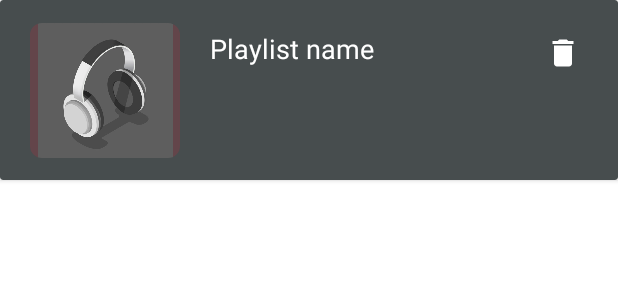
After one commit to afsalmuhammed97/MusicPlayer, an Android app: the layout play_list_1.xml on its own in the app's theme, with its tools: preview values and no code run, on a phone screen of 412 x 824 dp. The commit adds this screen. Shown: the top 300 px of the screen. Run offline under Robolectric (Android 15) with nearby library versions, the phone set to English and light mode, and no system bars.

Commit message:
ui updated

```diff
--- a/app/src/main/java/com/practies/musicapp/adapter/PlayListAdapter.kt
+++ b/app/src/main/java/com/practies/musicapp/adapter/PlayListAdapter.kt
@@ -44,7 +44,7 @@ class PlayListAdapter (private val playList: ArrayList<String>) :RecyclerView.Ad
 
     override fun onCreateViewHolder(parent: ViewGroup, viewType: Int): PlayListAdapter.PlayListHolder {
 
-        val itemview=LayoutInflater.from(parent.context).inflate(R.layout.play_list_view,parent,false)
+        val itemview=LayoutInflater.from(parent.context).inflate(R.layout.play_list_1,parent,false)
 
         return PlayListHolder(itemview,pListener)
     }
--- a/app/src/main/res/drawable/play_circle_mini.xml
+++ b/app/src/main/res/drawable/play_circle_mini.xml
@@ -1,5 +1,5 @@
-<vector android:height="40dp" android:tint="#FFFFFF"
+<vector android:height="24dp" android:tint="#F60707"
     android:viewportHeight="24" android:viewportWidth="24"
-    android:width="40dp" xmlns:android="http://schemas.android.com/apk/res/android">
-    <path android:fillColor="@android:color/white" android:pathData="M12,2C6.48,2 2,6.48 2,12s4.48,10 10,10s10,-4.48 10,-10S17.52,2 12,2zM9.5,16.5v-9l7,4.5L9.5,16.5z"/>
+    android:width="24dp" xmlns:android="http://schemas.android.com/apk/res/android">
+    <path android:fillColor="@android:color/white" android:pathData="M10,16.5l6,-4.5 -6,-4.5v9zM12,2C6.48,2 2,6.48 2,12s4.48,10 10,10 10,-4.48 10,-10S17.52,2 12,2zM12,20c-4.41,0 -8,-3.59 -8,-8s3.59,-8 8,-8 8,3.59 8,8 -3.59,8 -8,8z"/>
 </vector>
--- a/app/src/main/res/drawable/puase_circle_mini.xml
+++ b/app/src/main/res/drawable/puase_circle_mini.xml
@@ -1,5 +1,5 @@
-<vector android:height="40dp" android:tint="#FFFFFF"
+<vector android:height="34dp" android:tint="#F60707"
     android:viewportHeight="24" android:viewportWidth="24"
-    android:width="40dp" xmlns:android="http://schemas.android.com/apk/res/android">
+    android:width="34dp" xmlns:android="http://schemas.android.com/apk/res/android">
     <path android:fillColor="@android:color/white" android:pathData="M12,2C6.48,2 2,6.48 2,12s4.48,10 10,10 10,-4.48 10,-10S17.52,2 12,2zM11,16L9,16L9,8h2v8zM15,16h-2L13,8h2v8z"/>
 </vector>
--- /dev/null
+++ b/app/src/main/res/layout/play_list_1.xml
@@ -0,0 +1,52 @@
+<?xml version="1.0" encoding="utf-8"?>
+<androidx.cardview.widget.CardView xmlns:android="http://schemas.android.com/apk/res/android"
+    android:layout_width="match_parent"
+    android:layout_height="120dp"
+    xmlns:app="http://schemas.android.com/apk/res-auto"
+    android:backgroundTint="@color/back_ground"
+    android:paddingVertical="15dp"
+    style="@style/Rounded_corner"
+
+    >
+
+    <com.google.android.material.imageview.ShapeableImageView
+        android:id="@+id/play_list_image"
+        android:layout_width="100dp"
+        android:layout_height="90dp"
+        android:layout_marginStart="20dp"
+        android:layout_marginTop="15dp"
+        android:background="#63454A"
+        android:contentDescription="@string/music_image"
+        android:src="@drawable/headphone"
+        app:shapeAppearanceOverlay="@style/Rounded_corner" />
+
+    <TextView
+        android:id="@+id/play_list_name"
+
+        android:layout_width="206dp"
+        android:layout_height="36dp"
+        android:layout_marginStart="140dp"
+        android:layout_marginTop="20dp"
+        android:layout_marginBottom="5dp"
+        android:text="@string/playListName"
+        android:textColor="@color/white"
+        android:textSize="18sp"
+        />
+
+    <ImageButton
+        android:id="@+id/delete_bt"
+        android:layout_width="50dp"
+        android:layout_height="50dp"
+        android:layout_marginTop="10dp"
+       android:layout_marginStart="350dp"
+
+        android:layout_marginBottom="1dp"
+
+        android:background="@android:color/transparent"
+        android:contentDescription="@string/library_bt"
+        android:padding="4dp"
+        android:src="@drawable/delete_icon"
+
+       />
+
+</androidx.cardview.widget.CardView>
--- a/app/src/main/res/values/custom_styles.xml
+++ b/app/src/main/res/values/custom_styles.xml
@@ -10,5 +10,11 @@
     <style name="CustomTabStyle" parent="">
 
     </style>
+    <style name="cardViewStyle">
+        <item name="cornerRadius"> 25dp</item>
+        <item name="strokeColor"> @color/black</item>
+        <item name="strokeWidth">3dp</item>
+
+    </style>
 
 </resources>
```
Also changed, not shown: app/src/main/java/com/practies/musicapp/MainActivity.kt (+7 -7 lines), app/src/main/java/com/practies/musicapp/fragments/favoriteFragment.kt (+15 -11 lines), app/src/main/res/layout/play_list_view.xml (+0 -17 lines).
